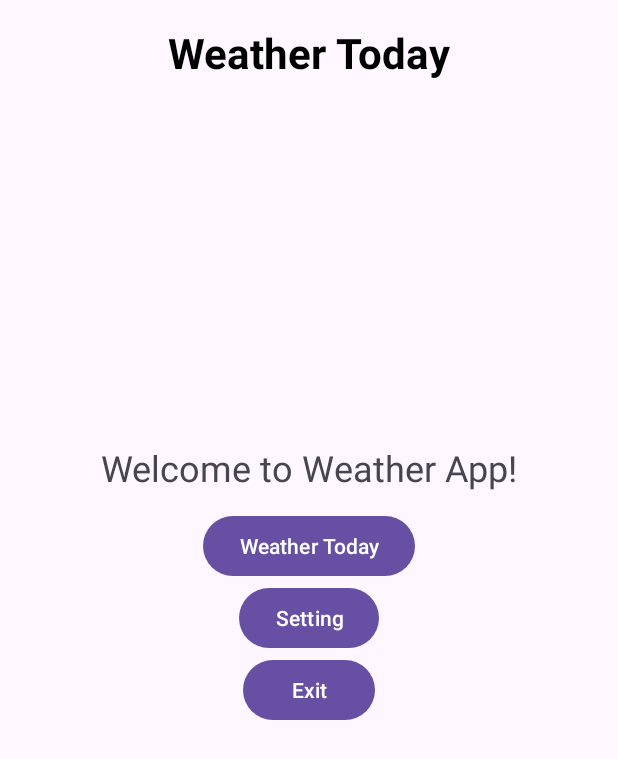
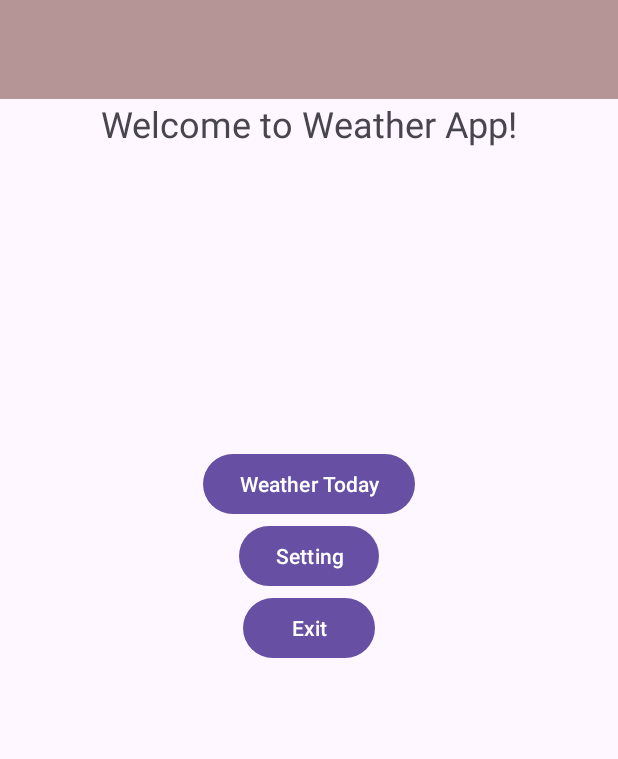
Before and after one commit to HaiDreamer/USTH_Weather, an Android app built with Jetpack Compose: the screen it shows after launch (WeatherActivity), on a phone screen of 412 x 824 dp. Shown: the top 759 px of the screen. Run offline under Robolectric (Android 15) with nearby library versions, the phone set to English and light mode, and no system bars; our stand-ins replace navigation-ui.

Commit message:
Lab3 done

```diff
--- a/app/src/main/java/vn/edu/usth/weather/WeatherActivity.java
+++ b/app/src/main/java/vn/edu/usth/weather/WeatherActivity.java
@@ -11,12 +11,14 @@ import android.util.Log;
 import android.view.View;
 import android.widget.Button;
 
+import androidx.fragment.app.FragmentManager;
 import androidx.navigation.NavController;
 import androidx.navigation.Navigation;
 import androidx.navigation.ui.AppBarConfiguration;
 import androidx.navigation.ui.NavigationUI;
 
 import vn.edu.usth.weather.databinding.ActivityWeatherBinding;
+import vn.edu.usth.weather.ui.theme.ForecastFragment;
 
 public class WeatherActivity extends AppCompatActivity {
     private String TAG = "WeatherActivity";     //help identify which class come form
@@ -38,46 +40,13 @@ public class WeatherActivity extends AppCompatActivity {
             Intent intent = new Intent(WeatherActivity.this, SettingActivity.class);
             startActivity(intent);
         });
+
+        if (savedInstanceState == null) { // prevents re-adding fragment on screen rotation
+            FragmentManager fragmentManager = getSupportFragmentManager();
+            fragmentManager.beginTransaction()
+                    .replace(R.id.fragment_container, new ForecastFragment())
+                    .commit();
+        }
     }
 
-    public void WeatherTodayActivity(View v) {
-        Intent intent = new Intent(this, WeatherTodayActivity.class);
-        startActivity(intent);
-    }
-
-    public void SettingActivity(View v) {
-        Intent intent = new Intent(this, SettingActivity.class);
-        startActivity(intent);
-    }
-
-
-    @Override
-    public void onStart() {
-        super.onStart();
-        Log.i(TAG, "onStart");
-    }
-
-    @Override
-    protected void onResume() {
-        super.onResume();
-        Log.i(TAG, "onResume");
-    }
-
-    @Override
-    protected void onPause() {
-        super.onPause();
-        Log.i(TAG, "onPause");
-    }
-
-    @Override
-    protected void onStop() {
-        super.onStop();
-        Log.i(TAG, "onStop");
-    }
-
-    @Override
-    protected void onDestroy() {
-        super.onDestroy();
-        Log.i(TAG, "onDestroy");
-    }
 }
--- /dev/null
+++ b/app/src/main/java/vn/edu/usth/weather/ui/theme/ForecastFragment.java
@@ -0,0 +1,31 @@
+package vn.edu.usth.weather.ui.theme;
+
+import android.graphics.Color;
+import android.os.Bundle;
+import android.view.LayoutInflater;
+import android.view.View;
+import android.view.ViewGroup;
+
+import androidx.annotation.NonNull;
+import androidx.annotation.Nullable;
+import androidx.fragment.app.Fragment;
+
+public class ForecastFragment extends Fragment {
+
+    @Nullable
+    @Override
+    public View onCreateView(@NonNull LayoutInflater inflater,
+                             @Nullable ViewGroup container,
+                             @Nullable Bundle savedInstanceState) {
+        // Create an empty View (no layout XML needed)
+        View view = new View(getContext());
+
+        // Example: red with transparency (#20FF0000)
+        view.setBackgroundColor(Color.parseColor("#20FF0000"));
+
+        // You can later change to #2000FF00 (green) or #200000FF (blue)
+        // just by editing this line.
+
+        return view;
+    }
+}
--- a/app/src/main/res/layout/activity_weather.xml
+++ b/app/src/main/res/layout/activity_weather.xml
@@ -1,38 +1,19 @@
 <?xml version="1.0" encoding="utf-8"?>
-<androidx.coordinatorlayout.widget.CoordinatorLayout xmlns:android="http://schemas.android.com/apk/res/android"
+<LinearLayout xmlns:android="http://schemas.android.com/apk/res/android"
     xmlns:tools="http://schemas.android.com/tools"
     android:layout_width="match_parent"
     android:layout_height="match_parent"
     android:fitsSystemWindows="true"
+    android:orientation="vertical"
     tools:context=".WeatherActivity">
 
-    <!-- AppBarLayout for top bar -->
-    <com.google.android.material.appbar.AppBarLayout
-        android:id="@+id/appBarLayout"
+    <!-- Fragment at the top -->
+    <FrameLayout
+        android:id="@+id/fragment_container"
         android:layout_width="match_parent"
-        android:layout_height="wrap_content"
-        android:fitsSystemWindows="true">
+        android:layout_height="66dp"
+        android:background="@android:color/darker_gray" />
 
-        <!-- FrameLayout inside AppBar -->
-        <FrameLayout
-            android:layout_width="match_parent"
-            android:layout_height="wrap_content"
-            android:padding="16dp">
-
-            <TextView
-                android:id="@+id/topTitle"
-                android:layout_width="wrap_content"
-                android:layout_height="wrap_content"
-                android:layout_gravity="center"
-                android:text="Weather Today"
-                android:textSize="28sp"
-                android:textStyle="bold"
-                android:textColor="@android:color/black" />
-
-        </FrameLayout>
-    </com.google.android.material.appbar.AppBarLayout>
-
-    <!-- Welcome text -->
     <TextView
         android:id="@+id/textView2"
         android:layout_width="wrap_content"
@@ -42,12 +23,10 @@
         android:layout_gravity="center"
         android:layout_marginBottom="200dp"/>
 
-    <!-- Buttons -->
     <LinearLayout
         android:id="@+id/buttonContainer"
         android:layout_width="match_parent"
         android:layout_height="wrap_content"
-        android:layout_gravity="center"
         android:gravity="center"
         android:orientation="vertical">
 
@@ -70,4 +49,4 @@
             android:text="Exit" />
     </LinearLayout>
 
-</androidx.coordinatorlayout.widget.CoordinatorLayout>
+</LinearLayout>
--- a/app/src/main/res/values/strings.xml
+++ b/app/src/main/res/values/strings.xml
@@ -9,4 +9,6 @@
     <string name="lorem_ipsum">
         Welcome to weather app.
     </string>
+    <!-- TODO: Remove or change this placeholder text -->
+    <string name="hello_blank_fragment">Hello blank fragment</string>
 </resources>
```
Also changed, not shown: app/src/main/java/vn/edu/usth/weather/ui/theme/First2Fragment.java (+0 -9 lines), app/src/main/res/layout/fragment_first2.xml (+1 -23 lines), app/src/main/res/layout/fragment_forecast.xml (added, +16 -0 lines).
